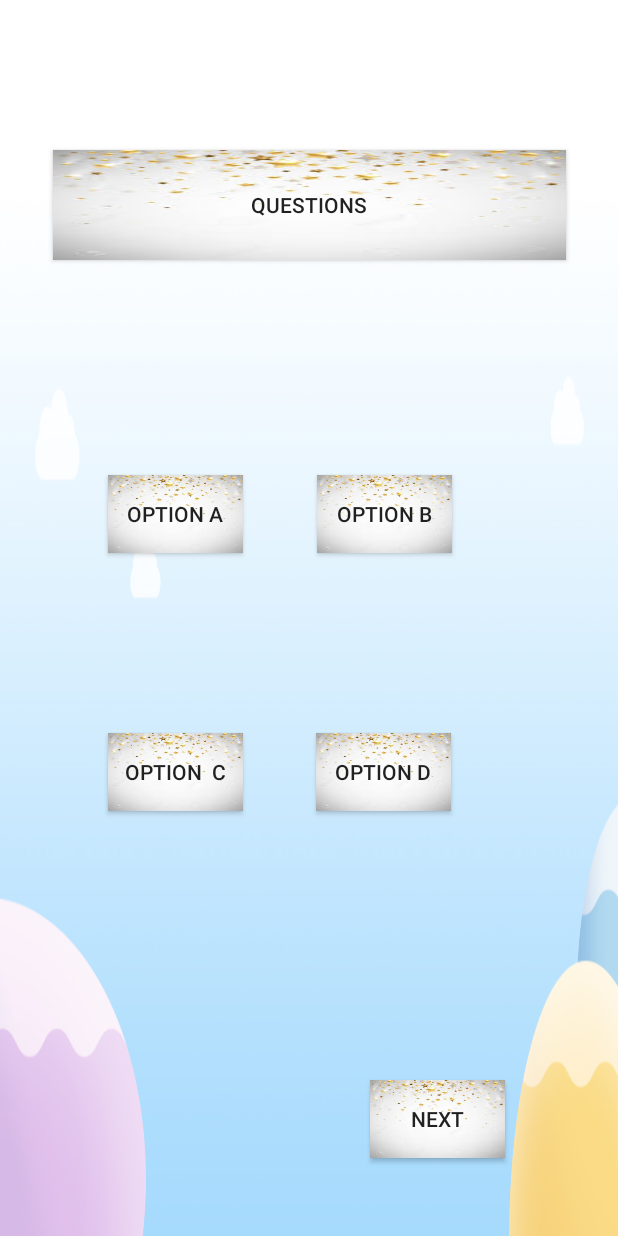
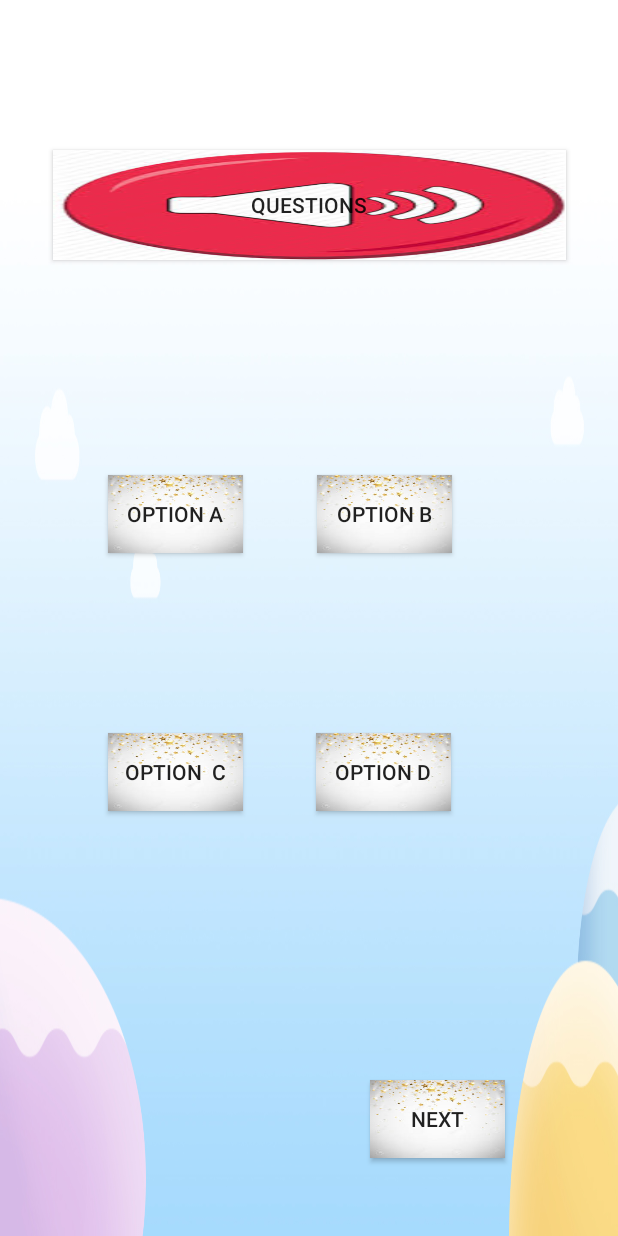
Before and after one commit to prabhjotnarwal/LearningLanguage, an Android app: the layout activity_intemediate_test.xml on its own in the app's theme, with its tools: preview values and no code run, on a phone screen of 412 x 824 dp. Run offline under Robolectric (Android 15) with nearby library versions, the phone set to English and light mode, and no system bars.

Commit message:
intermediate test design

```diff
--- a/app/src/main/res/layout/activity_intemediate_test.xml
+++ b/app/src/main/res/layout/activity_intemediate_test.xml
@@ -13,7 +13,7 @@
         android:layout_height="73dp"
         android:layout_marginTop="100dp"
         android:text="Questions"
-        android:background="@drawable/btnimg"
+        android:background="@drawable/sound"
         app:layout_constraintEnd_toEndOf="parent"
         app:layout_constraintStart_toStartOf="parent"
         app:layout_constraintTop_toTopOf="parent" />
```
Also changed, not shown: app/src/main/res/drawable/sound.jpg (added).
